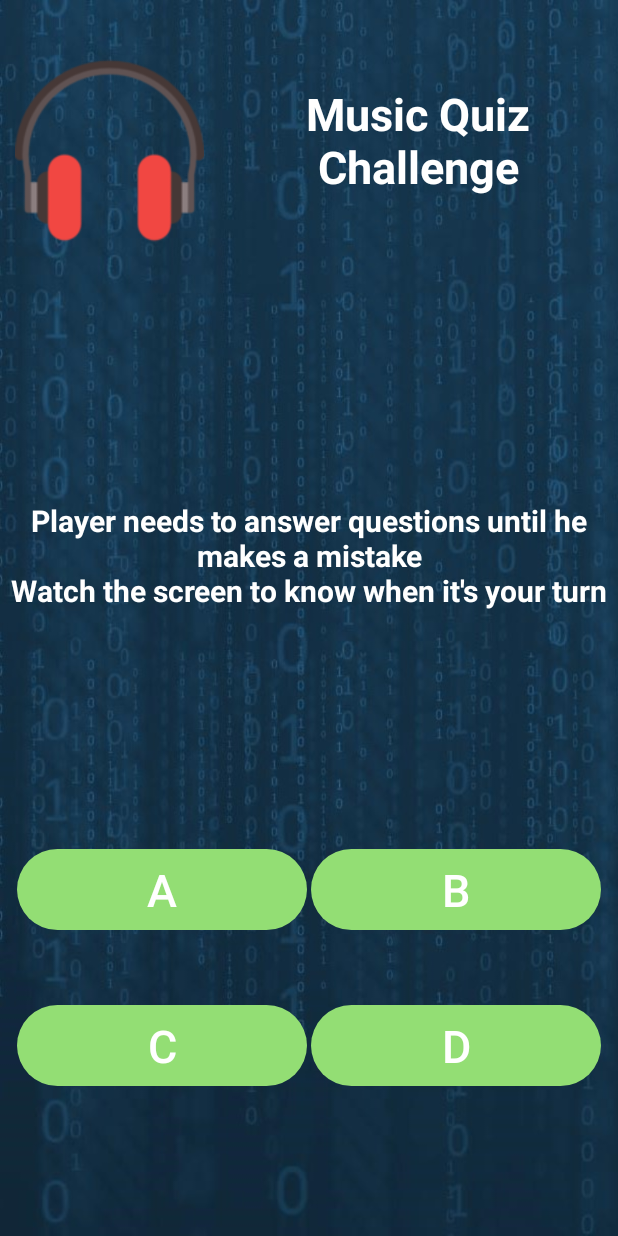
After one commit to AmI-2018/HOMMY-code, an Android app: the Challenge screen opened directly, with no data from a screen before it, on a phone screen of 412 x 824 dp. The commit adds this screen. Run offline under Robolectric (Android 15) with nearby library versions, the phone set to English and light mode, and no system bars; our stand-ins replace Volley; network calls fail; Roboto replaces fonts that are not available here.

Commit message:
thread syncronization for http request and trivia challenge activity

```diff
--- /dev/null
+++ b/app/src/main/java/com/example/lorry/login_registerform/Challenge.java
@@ -0,0 +1,114 @@
+package com.example.lorry.login_registerform;
+
+import android.content.Intent;
+import android.preference.PreferenceManager;
+import android.support.v7.app.AppCompatActivity;
+import android.os.Bundle;
+import android.util.Log;
+import android.view.View;
+import android.widget.Button;
+import android.widget.ImageView;
+import android.widget.TextView;
+import android.widget.Toast;
+
+import com.android.volley.Request;
+import com.android.volley.RequestQueue;
+import com.android.volley.Response;
+import com.android.volley.VolleyError;
+import com.android.volley.toolbox.JsonObjectRequest;
+import com.android.volley.toolbox.Volley;
+
+import org.json.JSONException;
+import org.json.JSONObject;
+
+import java.util.HashMap;
+import java.util.Map;
+
+public class Challenge extends AppCompatActivity {
+
+    private TextView challenge_text, description_text;
+    private Button[] answers = new Button[4];
+    private ImageView image;
+    private JSONObject current_challenge;
+
+    @Override
+    protected void onCreate(Bundle savedInstanceState) {
+        super.onCreate(savedInstanceState);
+        setContentView(R.layout.activity_challenge);
+
+        challenge_text = findViewById(R.id.challenge_text);
+        description_text = findViewById(R.id.challenge_description);
+        answers[0] = findViewById(R.id.answer_a);
+        answers[1] = findViewById(R.id.answer_b);
+        answers[2] = findViewById(R.id.answer_c);
+        answers[3] = findViewById(R.id.answer_d);
+
+        try{
+            current_challenge = new JSONObject(PreferenceManager.getDefaultSharedPreferences(getApplicationContext())
+                    .getString("current_chal", ""));
+            challenge_text.setText(current_challenge.getString("name"));
+            //description_text.setText(getString(R.string.trivia_description));
+        }catch (JSONException j){
+            j.printStackTrace();
+        }
+
+
+        for (int i = 0; i<4; i++){
+            final int index = i;
+            answers[i].setOnClickListener(new View.OnClickListener() {
+                @Override
+                public void onClick(View v) {
+                    try{
+                        char answer = (char)(index + ((int)'A'));
+                        String api = current_challenge.getInt("id") + "/" + answer;
+                        JsonObjectRequest jsonObjectRequest = new JsonObjectRequest(Request.Method.GET,
+                                Constants.ANSWER_CHALLENGE + api,
+                                null,
+                                new Response.Listener<JSONObject>() {
+                                    @Override
+                                    public void onResponse(JSONObject response) {
+                                        try {
+                                            if(response.getString("result").equals("NOT AUTHORIZED")){
+                                                Toast.makeText(getApplicationContext(), "It's not your turn!",
+                                                        Toast.LENGTH_SHORT).show();
+                                            }
+                                            else System.out.println(response.getString("result"));
+                                        } catch (JSONException e) {
+                                            e.printStackTrace();
+                                        }
+                                    }
+                                },
+                                new Response.ErrorListener() {
+                                    @Override
+                                    public void onErrorResponse(VolleyError error) {
+                                        error.printStackTrace();
+                                    }
+                                })
+                        {
+                            /**
+                             * Passing some request headers
+                             */
+                            @Override
+                            public Map<String, String> getHeaders(){
+                                Map<String, String> headers = new HashMap<>();
+                                try{
+                                    JSONObject user_info = new JSONObject(PreferenceManager.getDefaultSharedPreferences(getApplicationContext())
+                                            .getString("user_info", ""));
+                                    headers.put("authorization", user_info.getString("username"));
+                                    return headers;
+                                }catch (JSONException j){
+                                    j.printStackTrace();
+                                }
+                                return headers;
+                            }
+                        };
+                        SingletonRequest singletonRequest = SingletonRequest.getmInstance(getApplicationContext());
+                        singletonRequest.addToRequestQueue(jsonObjectRequest);
+                    }catch (JSONException j){
+                        j.printStackTrace();
+                    }
+                }
+            });
+        }
+    }
+}
--- a/app/src/main/java/com/example/lorry/login_registerform/Constants.java
+++ b/app/src/main/java/com/example/lorry/login_registerform/Constants.java
@@ -7,4 +7,6 @@ public class Constants {
     public static final String JOIN_URL = BASE_URL + "join";
     public static final String CATEGORIES_URL = BASE_URL + "categoriesM";
     public static final String GET_CHALLENGE = BASE_URL + "getChallenge/";
+    public static final String CURRENT_CHALLENGE = BASE_URL + "currentChallenge";
+    public static final String ANSWER_CHALLENGE = BASE_URL + "answer/";
 }
--- a/app/src/main/java/com/example/lorry/login_registerform/MainActivity.java
+++ b/app/src/main/java/com/example/lorry/login_registerform/MainActivity.java
@@ -91,8 +91,8 @@ public class MainActivity extends AppCompatActivity {
                             }
                         });
 
-                RequestQueue requestQueue = Volley.newRequestQueue(getApplicationContext());
-                requestQueue.add(jsonObjectRequest);
+                SingletonRequest singletonRequest = SingletonRequest.getmInstance(getApplicationContext());
+                singletonRequest.addToRequestQueue(jsonObjectRequest);
             }
         });
     }
--- a/app/src/main/java/com/example/lorry/login_registerform/Profile.java
+++ b/app/src/main/java/com/example/lorry/login_registerform/Profile.java
@@ -49,8 +49,8 @@ public class Profile extends AppCompatActivity {
             if (!tmp.get("mostPlayedCat").toString().equals("null"))
                 mpChallenge.setText(tmp.get("mostPlayedCat").toString());
             else {
-                /*mpChallenge.setVisibility(View.GONE);
-                findViewById(R.id.mpc).setVisibility(View.GONE);*/
+                mpChallenge.setVisibility(View.GONE);
+                findViewById(R.id.mpc).setVisibility(View.GONE);
             }
         }
         catch(JSONException e) {
--- a/app/src/main/java/com/example/lorry/login_registerform/RegisterActivity.java
+++ b/app/src/main/java/com/example/lorry/login_registerform/RegisterActivity.java
@@ -94,8 +94,8 @@ public class RegisterActivity extends AppCompatActivity {
                             }
                         });
 
-                RequestQueue requestQueue = Volley.newRequestQueue(getApplicationContext());
-                requestQueue.add(jsonObjectRequest);
+                SingletonRequest singletonRequest = SingletonRequest.getmInstance(getApplicationContext());
+                singletonRequest.addToRequestQueue(jsonObjectRequest);
             }
         });
 
--- a/app/src/main/java/com/example/lorry/login_registerform/WelcomePage.java
+++ b/app/src/main/java/com/example/lorry/login_registerform/WelcomePage.java
@@ -124,8 +124,10 @@ public class WelcomePage extends AppCompatActivity {
                                     error.printStackTrace();
                                 }
                             });
-                    RequestQueue requestQueue = Volley.newRequestQueue(getApplicationContext());
-                    requestQueue.add(jsonObjectRequest);
+                    /*RequestQueue requestQueue = Volley.newRequestQueue(getApplicationContext());
+                    requestQueue.add(jsonObjectRequest);*/
+                    SingletonRequest singletonRequest = SingletonRequest.getmInstance(getApplicationContext());
+                    singletonRequest.addToRequestQueue(jsonObjectRequest);
                 }catch (JSONException j){
                     j.printStackTrace();
                 }
--- /dev/null
+++ b/app/src/main/res/layout/activity_challenge.xml
@@ -0,0 +1,126 @@
+<?xml version="1.0" encoding="utf-8"?>
+<LinearLayout xmlns:android="http://schemas.android.com/apk/res/android"
+    xmlns:app="http://schemas.android.com/apk/res-auto"
+    xmlns:tools="http://schemas.android.com/tools"
+    android:layout_width="wrap_content"
+    android:layout_height="wrap_content"
+    android:background="@drawable/bg"
+    android:orientation="vertical"
+    tools:context=".WelcomePage">
+
+    <LinearLayout
+        android:layout_width="match_parent"
+        android:layout_height="match_parent"
+        android:layout_marginTop="25dp"
+        android:orientation="horizontal">
+
+        <ImageView
+            android:layout_width="wrap_content"
+            android:layout_height="wrap_content"
+            android:layout_weight="1"
+            android:contentDescription="music_quiz_logo"
+            android:paddingLeft="10dp"
+            android:paddingRight="10dp"
+            app:srcCompat="@drawable/music_quiz" />
+
+        <TextView
+            android:id="@+id/challenge_text"
+            android:layout_width="wrap_content"
+            android:layout_height="wrap_content"
+            android:layout_weight="1"
+            android:paddingBottom="30dp"
+            android:paddingTop="30dp"
+            android:text="Music Quiz Challenge"
+            android:textAlignment="center"
+            android:textAllCaps="false"
+            android:textColor="#fff"
+            android:textSize="30sp"
+            android:textStyle="bold" />
+
+    </LinearLayout>
+
+    <TextView
+        android:id="@+id/challenge_description"
+        android:layout_width="match_parent"
+        android:layout_height="0dp"
+        android:layout_weight="1"
+        android:gravity="center_vertical"
+        android:text="@string/trivia_description"
+        android:textAlignment="center"
+        android:textAllCaps="false"
+        android:textColor="#fff"
+        android:textSize="20sp"
+        android:textStyle="bold" />
+
+    <LinearLayout
+        android:layout_width="match_parent"
+        android:layout_height="match_parent"
+        android:layout_marginBottom="50dp"
+        android:layout_marginLeft="10dp"
+        android:layout_marginRight="10dp"
+        style="?android:attr/buttonBarStyle"
+        android:orientation="horizontal">
+
+        <Button
+            android:id="@+id/answer_a"
+            style="?android:attr/buttonBarButtonStyle"
+            android:layout_width="wrap_content"
+            android:layout_height="wrap_content"
+            android:layout_marginLeft="1dp"
+            android:layout_marginRight="1dp"
+            android:layout_weight="1"
+            android:background="@drawable/rounded_button"
+            android:text="A"
+            android:textColor="#fff"
+            android:textSize="30sp" />
+
+        <Button
+            android:id="@+id/answer_b"
+            style="?android:attr/buttonBarButtonStyle"
+            android:layout_width="wrap_content"
+            android:layout_height="wrap_content"
+            android:layout_marginLeft="1dp"
+            android:layout_marginRight="1dp"
+            android:layout_weight="1"
+            android:background="@drawable/rounded_button"
+            android:text="B"
+            android:textColor="#fff"
+            android:textSize="30sp" />
+    </LinearLayout>
+
+    <LinearLayout
+        style="?android:attr/buttonBarStyle"
+        android:layout_width="match_parent"
+        android:layout_height="match_parent"
+        android:layout_marginBottom="100dp"
+        android:layout_marginLeft="10dp"
+        android:layout_marginRight="10dp"
+        android:orientation="horizontal">
+
+        <Button
+            android:id="@+id/answer_c"
+            style="?android:attr/buttonBarButtonStyle"
+            android:layout_width="wrap_content"
+            android:layout_height="wrap_content"
+            android:layout_marginLeft="1dp"
+            android:layout_marginRight="1dp"
+            android:layout_weight="1"
+            android:background="@drawable/rounded_button"
+            android:text="C"
+            android:textColor="#fff"
+            android:textSize="30sp" />
+
+        <Button
+            android:id="@+id/answer_d"
+            style="?android:attr/buttonBarButtonStyle"
+            android:layout_width="wrap_content"
+            android:layout_height="wrap_content"
+            android:layout_marginLeft="1dp"
+            android:layout_marginRight="1dp"
+            android:layout_weight="1"
+            android:background="@drawable/rounded_button"
+            android:text="D"
+            android:textColor="#fff"
+            android:textSize="30sp" />
+    </LinearLayout>
+</LinearLayout>
--- a/app/src/main/res/values/strings.xml
+++ b/app/src/main/res/values/strings.xml
@@ -21,6 +21,7 @@
     <string name="categories_text">Choose a category:</string>
     <string name="lobby_text1">Press the button when everyone is ready!</string>
     <string name="lobby_text2">Wait for the other players!</string>
+    <string name="trivia_description">Player needs to answer questions until he makes a mistake\nWatch the screen to know when it\'s your turn</string>
 
 
     <string name="FCM_PREF">com.example.lorry.login_registerform.fcm_pref</string>
```
Also changed, not shown: app/src/main/AndroidManifest.xml (+7 -7 lines), app/src/main/java/com/example/lorry/login_registerform/Categories.java (+5 -4 lines), app/src/main/java/com/example/lorry/login_registerform/FcmMessagingService.java (+71 -5 lines), app/src/main/java/com/example/lorry/login_registerform/SingletonRequest.java (added, +37 -0 lines), app/src/main/res/drawable/music_quiz.png (added).
